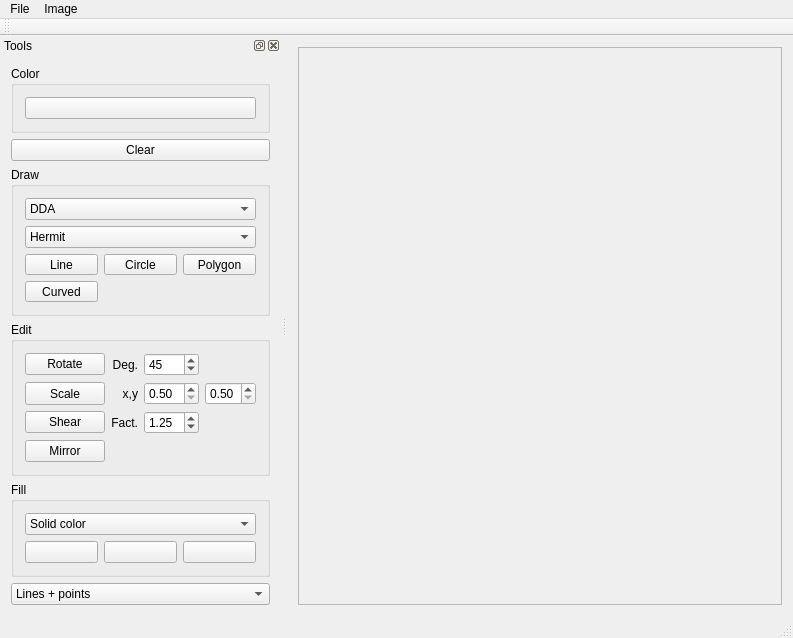
Above: src/ImageViewer.ui from IDemandASandwich/ImageViewer before the change. Below: the same form after it.
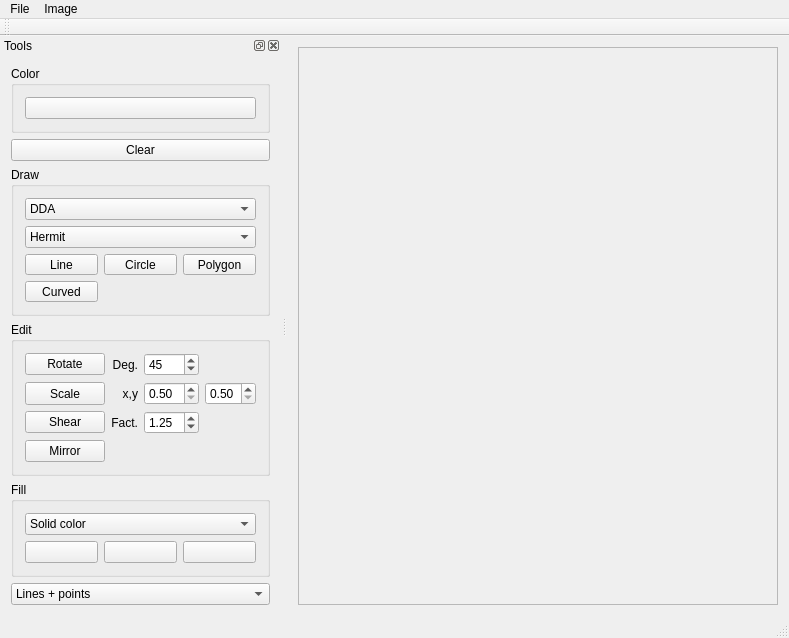
That is the form after the change.

Diff of the .ui file:
```diff
--- a/src/ImageViewer.ui
+++ b/src/ImageViewer.ui
@@ -6,8 +6,8 @@
    <rect>
     <x>0</x>
     <y>0</y>
-    <width>793</width>
-    <height>590</height>
+    <width>789</width>
+    <height>609</height>
    </rect>
   </property>
   <property name="windowTitle">
@@ -25,8 +25,8 @@
         <rect>
          <x>0</x>
          <y>0</y>
-         <width>514</width>
-         <height>515</height>
+         <width>510</width>
+         <height>534</height>
         </rect>
        </property>
       </widget>
@@ -39,7 +39,7 @@
     <rect>
      <x>0</x>
      <y>0</y>
-     <width>793</width>
+     <width>789</width>
      <height>22</height>
     </rect>
    </property>
```
